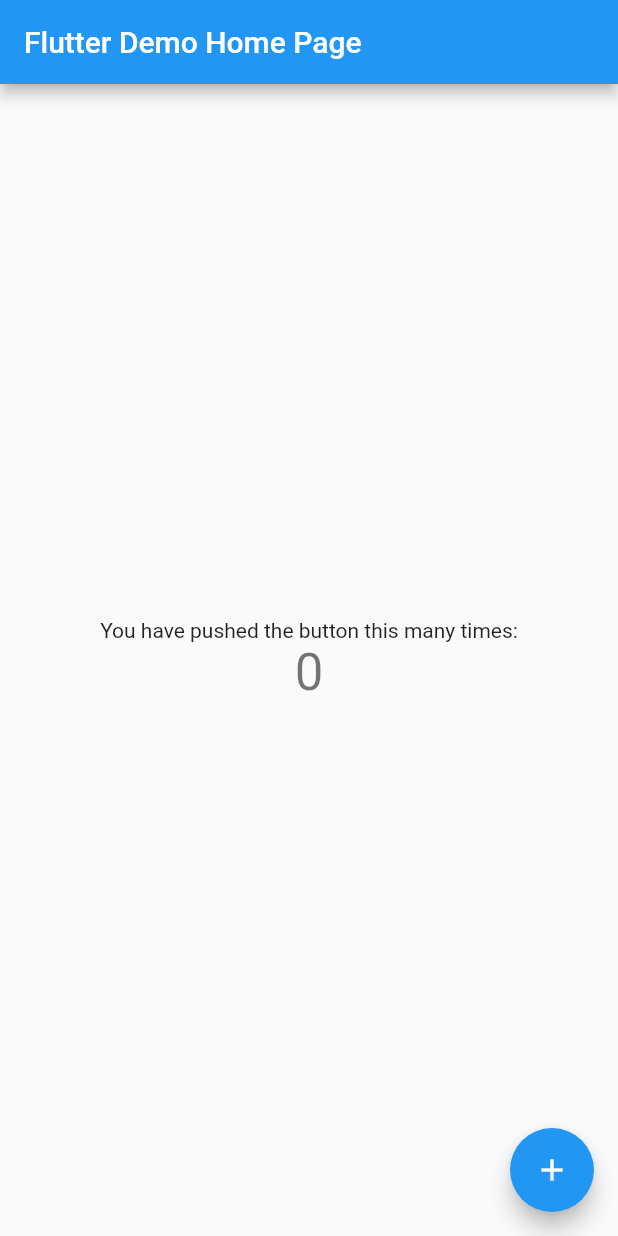
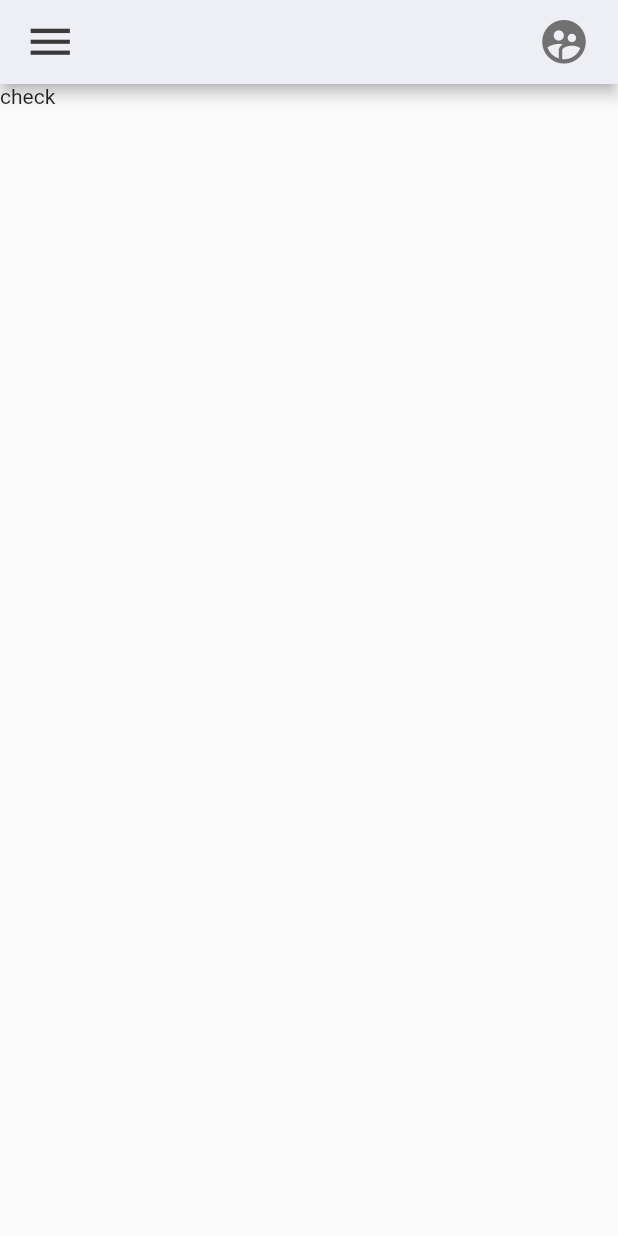
Before and after one commit to AmazingHorsess/to_do_list, a Flutter app: the screen it shows after launch, on a phone screen of 412 x 824 dp. Run offline on Flutter 3.47's test engine with Material 2 defaults, Android fonts, the phone set to English and light mode, and no system bars.

Commit message:
Custom AppBar implementation

```diff
--- a/lib/main.dart
+++ b/lib/main.dart
@@ -1,4 +1,6 @@
 import 'package:flutter/material.dart';
+import 'package:flutter/services.dart';
+import 'package:to_do_list/screens/main_screen.dart';
 
 void main() {
   runApp(const MyApp());
@@ -10,106 +12,14 @@ class MyApp extends StatelessWidget {
   // This widget is the root of your application.
   @override
   Widget build(BuildContext context) {
+    SystemChrome.setSystemUIOverlayStyle(SystemUiOverlayStyle(statusBarColor: Colors.transparent));
     return MaterialApp(
-      title: 'Flutter Demo',
+      title: 'ToDo',
+      debugShowCheckedModeBanner: false,
       theme: ThemeData(
-        // This is the theme of your application.
-        //
-        // Try running your application with "flutter run". You'll see the
-        // application has a blue toolbar. Then, without quitting the app, try
-        // changing the primarySwatch below to Colors.green and then invoke
-        // "hot reload" (press "r" in the console where you ran "flutter run",
-        // or simply save your changes to "hot reload" in a Flutter IDE).
-        // Notice that the counter didn't reset back to zero; the application
-        // is not restarted.
-        primarySwatch: Colors.blue,
+
       ),
-      home: const MyHomePage(title: 'Flutter Demo Home Page'),
+      home: Home(),
     );
   }
 }
-
-class MyHomePage extends StatefulWidget {
-  const MyHomePage({super.key, required this.title});
-
-  // This widget is the home page of your application. It is stateful, meaning
-  // that it has a State object (defined below) that contains fields that affect
-  // how it looks.
-
-  // This class is the configuration for the state. It holds the values (in this
-  // case the title) provided by the parent (in this case the App widget) and
-  // used by the build method of the State. Fields in a Widget subclass are
-  // always marked "final".
-
-  final String title;
-
-  @override
-  State<MyHomePage> createState() => _MyHomePageState();
-}
-
-class _MyHomePageState extends State<MyHomePage> {
-  int _counter = 0;
-
-  void _incrementCounter() {
-    setState(() {
-      // This call to setState tells the Flutter framework that something has
-      // changed in this State, which causes it to rerun the build method below
-      // so that the display can reflect the updated values. If we changed
-      // _counter without calling setState(), then the build method would not be
-      // called again, and so nothing would appear to happen.
-      _counter++;
-    });
-  }
-
-  @override
-  Widget build(BuildContext context) {
-    // This method is rerun every time setState is called, for instance as done
-    // by the _incrementCounter method above.
-    //
-    // The Flutter framework has been optimized to make rerunning build methods
-    // fast, so that you can just rebuild anything that needs updating rather
-    // than having to individually change instances of widgets.
-    return Scaffold(
-      appBar: AppBar(
-        // Here we take the value from the MyHomePage object that was created by
-        // the App.build method, and use it to set our appbar title.
-        title: Text(widget.title),
-      ),
-      body: Center(
-        // Center is a layout widget. It takes a single child and positions it
-        // in the middle of the parent.
-        child: Column(
-          // Column is also a layout widget. It takes a list of children and
-          // arranges them vertically. By default, it sizes itself to fit its
-          // children horizontally, and tries to be as tall as its parent.
-          //
-          // Invoke "debug painting" (press "p" in the console, choose the
-          // "Toggle Debug Paint" action from the Flutter Inspector in Android
-          // Studio, or the "Toggle Debug Paint" command in Visual Studio Code)
-          // to see the wireframe for each widget.
-          //
-          // Column has various properties to control how it sizes itself and
-          // how it positions its children. Here we use mainAxisAlignment to
-          // center the children vertically; the main axis here is the vertical
-          // axis because Columns are vertical (the cross axis would be
-          // horizontal).
-          mainAxisAlignment: MainAxisAlignment.center,
-          children: <Widget>[
-            const Text(
-              'You have pushed the button this many times:',
-            ),
-            Text(
-              '$_counter',
-              style: Theme.of(context).textTheme.headlineMedium,
-            ),
-          ],
-        ),
-      ),
-      floatingActionButton: FloatingActionButton(
-        onPressed: _incrementCounter,
-        tooltip: 'Increment',
-        child: const Icon(Icons.add),
-      ), // This trailing comma makes auto-formatting nicer for build methods.
-    );
-  }
-}
--- /dev/null
+++ b/lib/screens/main_screen.dart
@@ -0,0 +1,34 @@
+import 'package:flutter/material.dart';
+import 'package:to_do_list/constants/colors.dart';
+
+class Home extends StatelessWidget{
+  const Home ({Key? key}) :super(key: key);
+  @override
+  Widget build(BuildContext context){
+    return Scaffold(
+      appBar: AppBar(
+        backgroundColor: tdBGColor,
+        title: Row(
+          mainAxisAlignment: MainAxisAlignment.spaceBetween,
+          children: [
+            const Icon(Icons.menu, color: tdBlack, size: 35,
+            ),
+            Container(
+              height: 40,
+              width: 40,
+              child: const Icon(Icons.supervised_user_circle_rounded, color: tdGrey, size: 35,),
+            )
+
+          ],
+        ),
+
+      ),
+      body: Container(
+        child: Text("check"),
+      ),
+    );
+  }
+
+
+
+}
```
